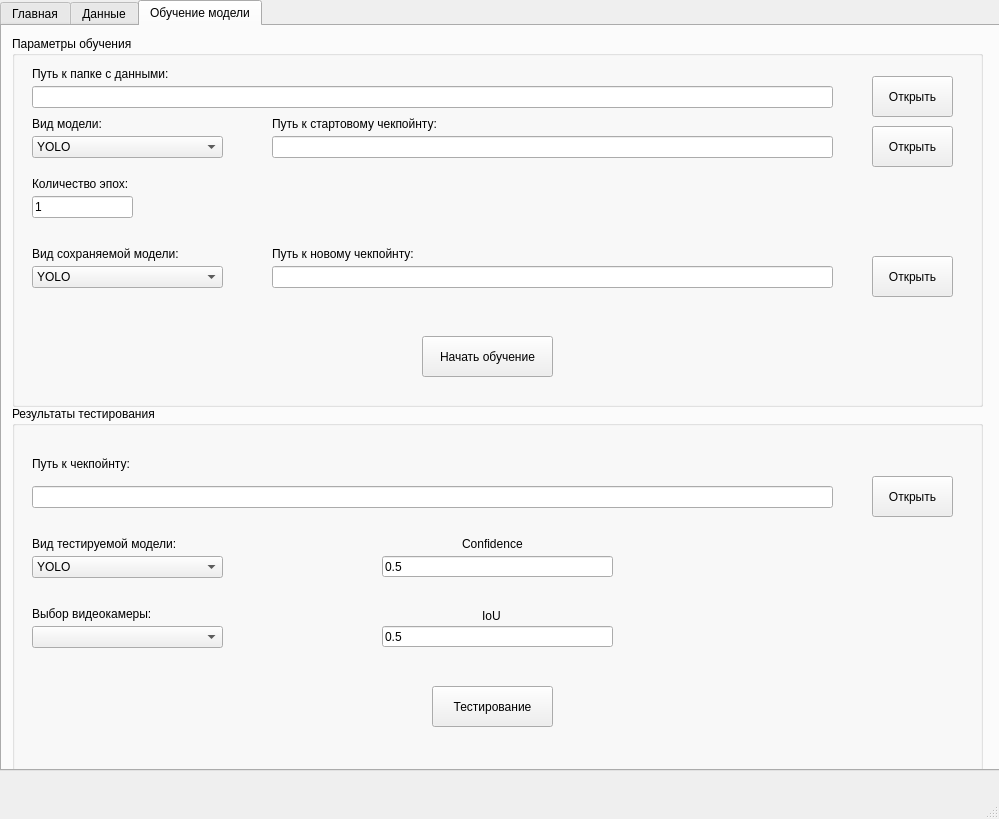
Qt form interface.ui (AlekseiRodionov/motion-computer-control) before a commit.
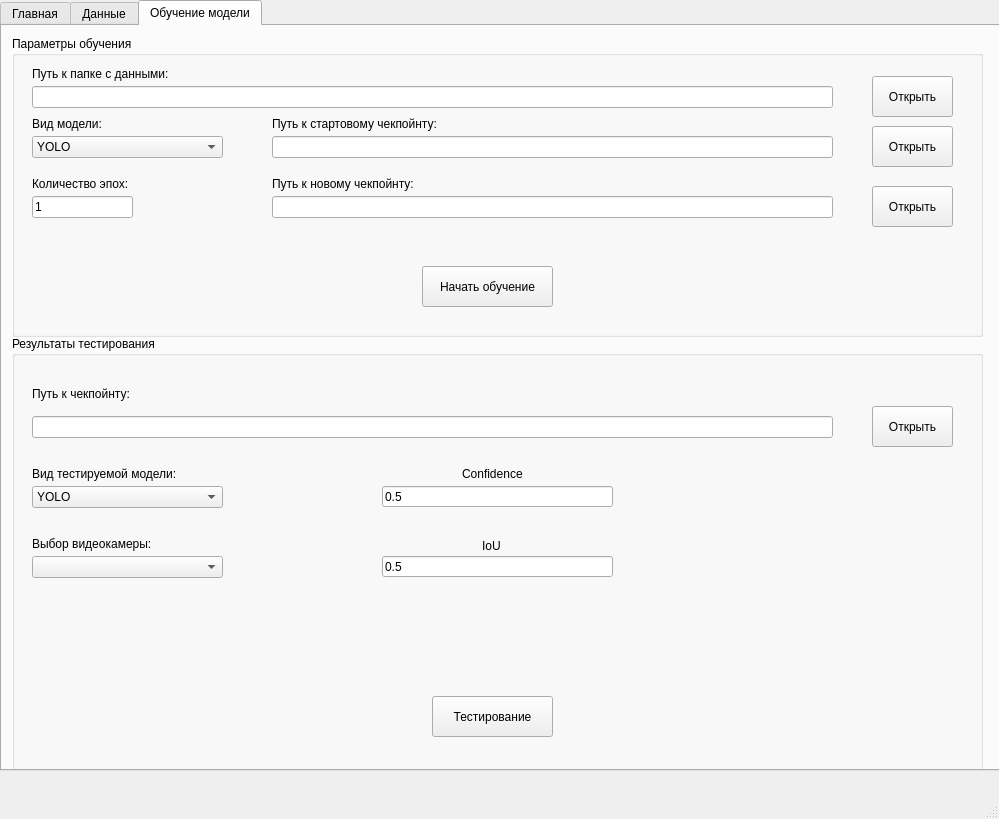
The same form after that commit. The open tabs and pages were chosen to show the change. Icons and pictures are not drawn.

The edit to the form file:
```diff
--- a/interface.ui
+++ b/interface.ui
@@ -882,7 +882,7 @@
         <x>10</x>
         <y>10</y>
         <width>971</width>
-        <height>371</height>
+        <height>301</height>
        </rect>
       </property>
       <property name="title">
@@ -892,7 +892,7 @@
        <property name="geometry">
         <rect>
          <x>410</x>
-         <y>300</y>
+         <y>230</y>
          <width>131</width>
          <height>41</height>
         </rect>
@@ -1036,7 +1036,7 @@
        <property name="geometry">
         <rect>
          <x>260</x>
-         <y>230</y>
+         <y>160</y>
          <width>561</width>
          <height>22</height>
         </rect>
@@ -1046,7 +1046,7 @@
        <property name="geometry">
         <rect>
          <x>860</x>
-         <y>220</y>
+         <y>150</y>
          <width>81</width>
          <height>41</height>
         </rect>
@@ -1059,7 +1059,7 @@
        <property name="geometry">
         <rect>
          <x>260</x>
-         <y>210</y>
+         <y>140</y>
          <width>191</width>
          <height>16</height>
         </rect>
@@ -1068,47 +1068,14 @@
         <string>Путь к новому чекпойнту:</string>
        </property>
       </widget>
-      <widget class="QComboBox" name="comboBox_7">
-       <property name="geometry">
-        <rect>
-         <x>20</x>
-         <y>230</y>
-         <width>191</width>
-         <height>22</height>
-        </rect>
-       </property>
-       <item>
-        <property name="text">
-         <string>YOLO</string>
-        </property>
-       </item>
-       <item>
-        <property name="text">
-         <string>SSDLite</string>
-        </property>
-       </item>
-      </widget>
-      <widget class="QLabel" name="label_22">
-       <property name="geometry">
-        <rect>
-         <x>20</x>
-         <y>210</y>
-         <width>161</width>
-         <height>16</height>
-        </rect>
-       </property>
-       <property name="text">
-        <string>Вид сохраняемой модели:</string>
-       </property>
-      </widget>
      </widget>
      <widget class="QGroupBox" name="groupBox_5">
       <property name="geometry">
        <rect>
         <x>10</x>
-        <y>380</y>
+        <y>310</y>
         <width>971</width>
-        <height>371</height>
+        <height>441</height>
        </rect>
       </property>
       <property name="title">
@@ -1157,7 +1124,7 @@
        <property name="geometry">
         <rect>
          <x>420</x>
-         <y>280</y>
+         <y>360</y>
          <width>121</width>
          <height>41</height>
         </rect>
```
Left out of the diff: 2 changed lines with no effect on the pictures.
